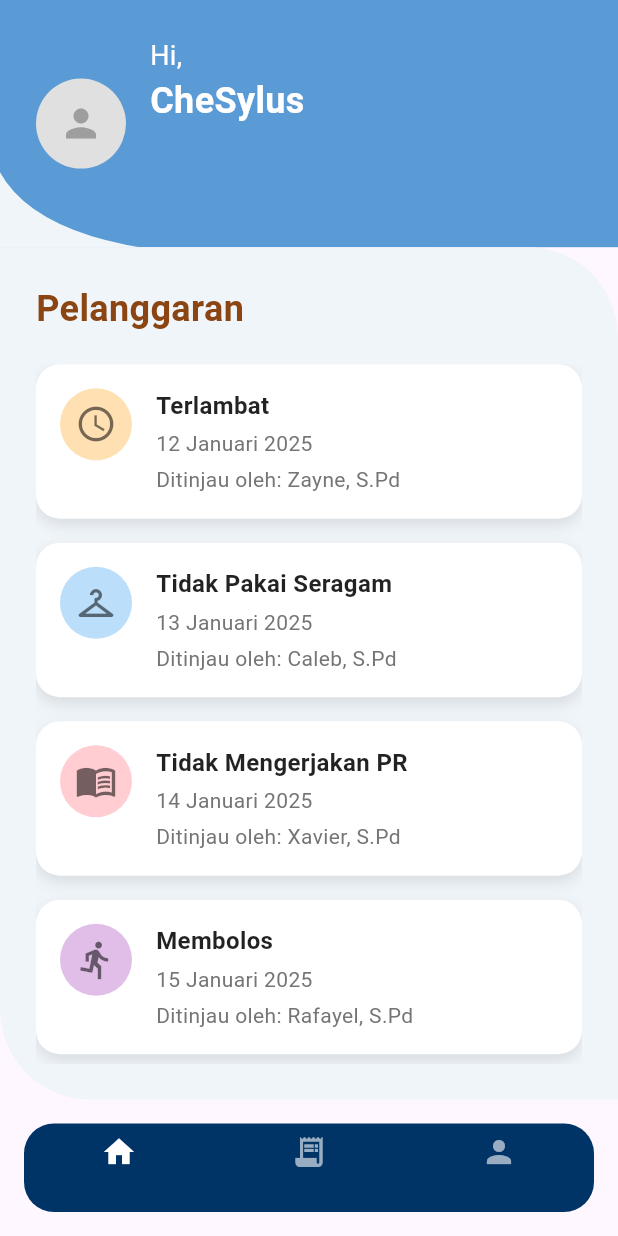
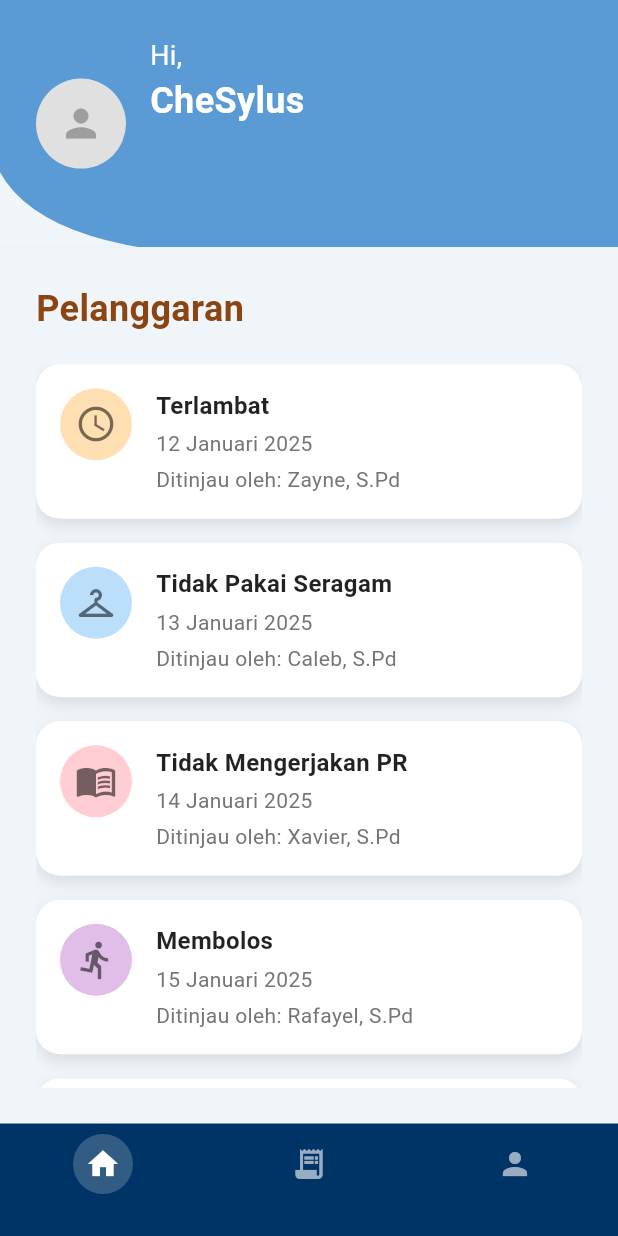
Before and after one commit to R3nev/SETERA, a Flutter app: the screen it shows after launch, after a tap on "Login", on a phone screen of 412 x 824 dp. Run offline on Flutter 3.47's test engine with Material 3 defaults, Android fonts, the light colour scheme and no system bars; our stand-ins replace get.

Commit message:
auto commit

```diff
--- a/lib/app/modules/home/views/home_view.dart
+++ b/lib/app/modules/home/views/home_view.dart
@@ -1,3 +1,4 @@
+
 import 'package:flutter/material.dart';
 void main() {
   runApp(const MyApp());
@@ -101,9 +102,16 @@ class _HomeViewState extends State<HomeView> {
   }
 
   void _onItemTapped(int index) {
+    if (index == 0) {
       setState(() {
-      _selectedIndex = index;
+        _selectedIndex = 0;
       });
+    } else if (index == 1) {
+      // Navigasi ke halaman lain, contoh:
+      Navigator.pushNamed(context, '/receipt'); // Pastikan route '/receipt' sudah ada
+    } else if (index == 2) {
+      Navigator.pushNamed(context, '/profile'); // Pastikan route '/profile' sudah ada
+    }
   }
 
   @override
@@ -178,7 +186,7 @@ class _HomeViewState extends State<HomeView> {
                   clipper: WaveClipper(),
                   child: Container(
                     height: 50,
-                    color: const Color(0xFFF0F5FA),
+                    color: const Color(0xFFF0F5FA), // biru muda mendekati putih
                   ),
                 ),
               ),
@@ -187,13 +195,8 @@ class _HomeViewState extends State<HomeView> {
           // Main content area
           Expanded(
             child: Container(
-              decoration: const BoxDecoration(
-                color: Color(0xFFF0F5FA),
-                borderRadius: BorderRadius.only(
-                  topRight: Radius.circular(60),
-                  bottomLeft: Radius.circular(60),
-                ),
-              ),
+              // Hapus borderRadius agar menempel ke header
+              color: const Color(0xFFF0F5FA), // biru muda mendekati putih
               child: Padding(
                 padding: const EdgeInsets.all(24),
                 child: Column(
@@ -295,13 +298,7 @@ class _HomeViewState extends State<HomeView> {
       ),
       // Bottom Navigation Bar
       bottomNavigationBar: Container(
-        margin: const EdgeInsets.all(16),
-        decoration: BoxDecoration(
         color: const Color(0xFF003366),
-          borderRadius: BorderRadius.circular(20),
-        ),
-        child: ClipRRect(
-          borderRadius: BorderRadius.circular(20),
         child: BottomNavigationBar(
           currentIndex: _selectedIndex,
           onTap: _onItemTapped,
@@ -310,21 +307,30 @@ class _HomeViewState extends State<HomeView> {
           selectedItemColor: Colors.white,
           unselectedItemColor: Colors.white.withOpacity(0.6),
           type: BottomNavigationBarType.fixed,
-            items: const [
+          items: [
             BottomNavigationBarItem(
-                icon: Icon(Icons.home),
+              icon: Container(
+                decoration: BoxDecoration(
+                  color: _selectedIndex == 0 ? Colors.white.withOpacity(0.2) : Colors.transparent,
+                  shape: BoxShape.circle,
+                ),
+                padding: const EdgeInsets.all(8),
+                child: Icon(
+                  Icons.home,
+                  color: Colors.white,
+                ),
+              ),
               label: '',
             ),
-              BottomNavigationBarItem(
+            const BottomNavigationBarItem(
               icon: Icon(Icons.receipt_long),
               label: '',
             ),
-              BottomNavigationBarItem(
+            const BottomNavigationBarItem(
               icon: Icon(Icons.person),
               label: '',
             ),
           ],
-          ),
         ),
       ),
     );
--- a/lib/app/routes/app_routes.dart
+++ b/lib/app/routes/app_routes.dart
@@ -9,6 +9,7 @@ abstract class Routes {
   static const login = _Paths.login;
   static const splash = _Paths.splash;
   static const register = _Paths.register;
+  static const PROFILE = _Paths.PROFILE;
 }
 
 abstract class _Paths {
@@ -19,4 +20,5 @@ abstract class _Paths {
   static const login = '/login';
   static const splash = '/splash';
   static const register = '/register';
+  static const PROFILE = '/profile';
 }
--- a/lib/main.dart
+++ b/lib/main.dart
@@ -19,7 +19,8 @@ class MyApp extends StatelessWidget {
         } else {
           return GetMaterialApp(
             title: "SETERA",
-            initialRoute: Routes.login,  // Make sure this matches your Routes class
+            debugShowCheckedModeBanner: false, // Add this line
+            initialRoute: Routes.login,
             getPages: AppPages.routes,
           );
         }
```
Also changed, not shown: lib/app/modules/profile/bindings/profile_binding.dart (added, +12 -0 lines), lib/app/modules/profile/controllers/profile_controller.dart (added, +23 -0 lines), lib/app/modules/profile/views/profile_view.dart (added, +228 -0 lines), lib/app/modules/register/views/register_view.dart (+18 -13 lines), flutter_01.png (added). Lines whose indentation alone changed are shown as unchanged.
